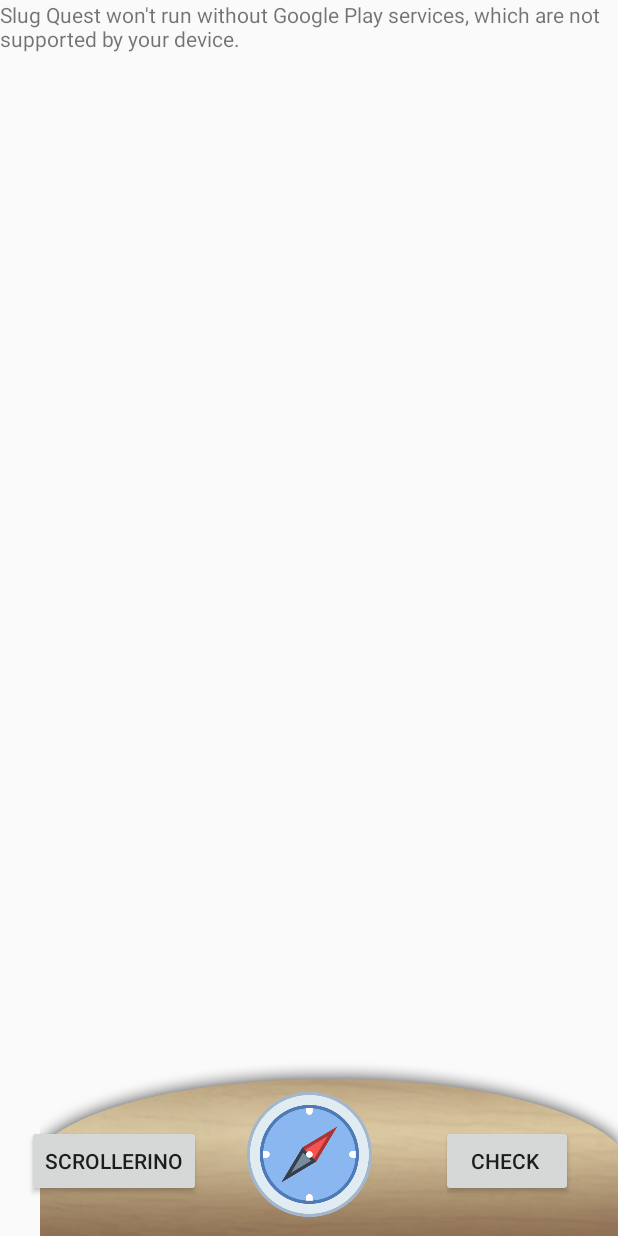
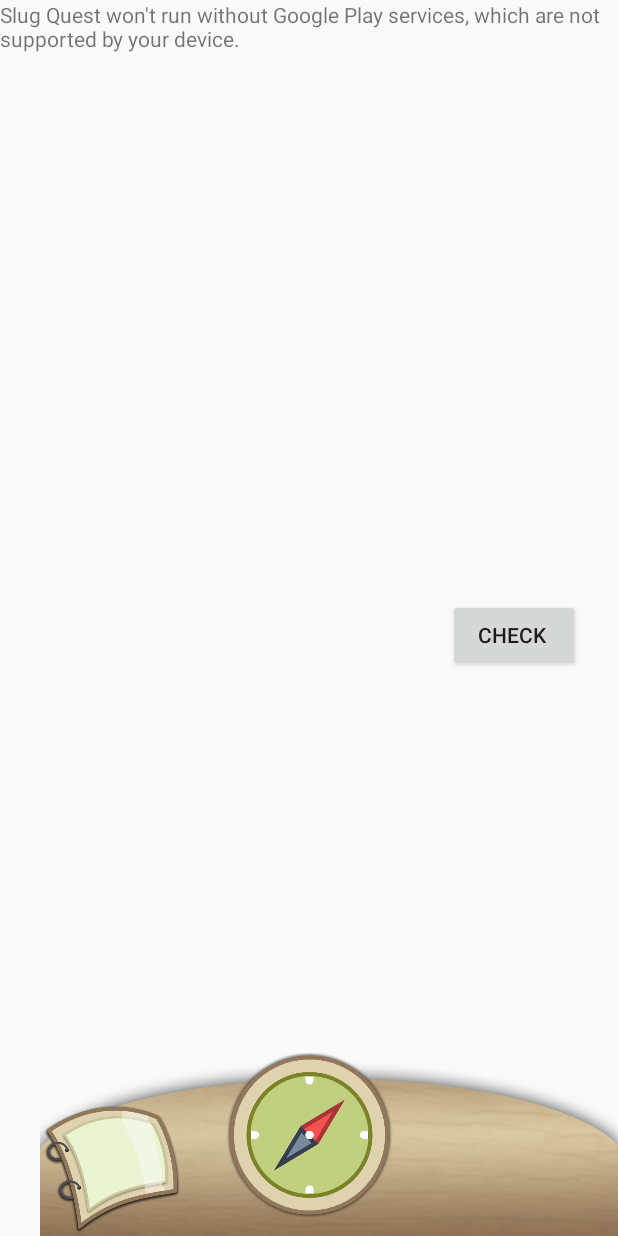
Before and after one commit to nleeds/Slug-Quest, an Android app: the Map_Activity screen opened directly, with no data from a screen before it, on a phone screen of 412 x 824 dp. Run offline under Robolectric (Android 15) with nearby library versions, the phone set to English and light mode, and no system bars; pictures from the network do not load.

Commit message:
scroll image button and compass recolor

```diff
--- a/app/src/main/java/slugquest/slugquest/Map_Activity.java
+++ b/app/src/main/java/slugquest/slugquest/Map_Activity.java
@@ -75,6 +75,7 @@ public class Map_Activity extends FragmentActivity implements OnMapReadyCallback
 
     private ImageView image;
     private ImageView compassImage;
+    private ImageView scrollImage;
     int scrollInt = 0;
 
     float azimuth = 0;
@@ -158,14 +159,12 @@ public class Map_Activity extends FragmentActivity implements OnMapReadyCallback
         // IMPORTANT loads active event's image
         updateImage();
 
+        //Scroll Image
 
-
-        // Image scroll test button
-        imageScrollButton = findViewById(R.id.scrollbutton);
-        imageScrollButton.setOnClickListener(new Button.OnClickListener(){
-            public void onClick(View v){
-
-
+        scrollImage = (ImageView) findViewById(R.id.scrollImageButton);
+        scrollImage.setOnClickListener(new View.OnClickListener() {
+            @Override
+            public void onClick(View v) {
                 if (scrollInt == 1){
                     image.setAlpha((float)1.0);
                     Animation animSlideDown = AnimationUtils.loadAnimation(getApplicationContext(),R.anim.slide_down);
@@ -212,6 +211,7 @@ public class Map_Activity extends FragmentActivity implements OnMapReadyCallback
 
             }
         });
+
 
         /*
         compassCheckButton = findViewById(R.id.compassButton);
--- a/app/src/main/res/layout/activity_map.xml
+++ b/app/src/main/res/layout/activity_map.xml
@@ -18,7 +18,7 @@
     <ImageView
         android:id="@+id/imageScroll"
         android:layout_width="wrap_content"
-        android:layout_height="472dp"
+        android:layout_height="447dp"
         android:layout_alignParentStart="true"
         android:layout_alignParentTop="true"
         android:alpha="0.0"
@@ -36,20 +36,10 @@
         android:scaleType="fitEnd"
         android:src="@drawable/bottombar" />
 
-    <Button
-        android:id="@+id/scrollbutton"
-        android:layout_width="wrap_content"
-        android:layout_height="wrap_content"
-        android:layout_alignParentBottom="true"
-        android:layout_alignParentStart="true"
-        android:layout_marginBottom="26dp"
-        android:layout_marginStart="18dp"
-        android:text="scrollerino" />
-
     <ImageView
         android:id="@+id/compassImage"
-        android:layout_width="92dp"
-        android:layout_height="88dp"
+        android:layout_width="116dp"
+        android:layout_height="113dp"
         android:layout_alignParentBottom="true"
         android:layout_centerHorizontal="true"
         android:layout_marginBottom="9dp"
@@ -59,10 +49,19 @@
         android:id="@+id/checkLocation"
         android:layout_width="wrap_content"
         android:layout_height="wrap_content"
+        android:layout_alignBottom="@+id/imageScroll"
         android:layout_alignParentEnd="true"
-        android:layout_alignTop="@+id/scrollbutton"
-        android:layout_marginEnd="30dp"
+        android:layout_marginEnd="25dp"
         android:text="Check " />
+
+    <ImageView
+        android:id="@+id/scrollImageButton"
+        android:layout_width="94dp"
+        android:layout_height="93dp"
+        android:layout_alignParentBottom="true"
+        android:layout_alignParentStart="true"
+        android:layout_marginStart="28dp"
+        android:src="@drawable/imageicon" />
 
 
 </RelativeLayout>
```
Also changed, not shown: app/src/main/res/drawable/compasstest.png, app/src/main/res/drawable/imageicon.png (added).
